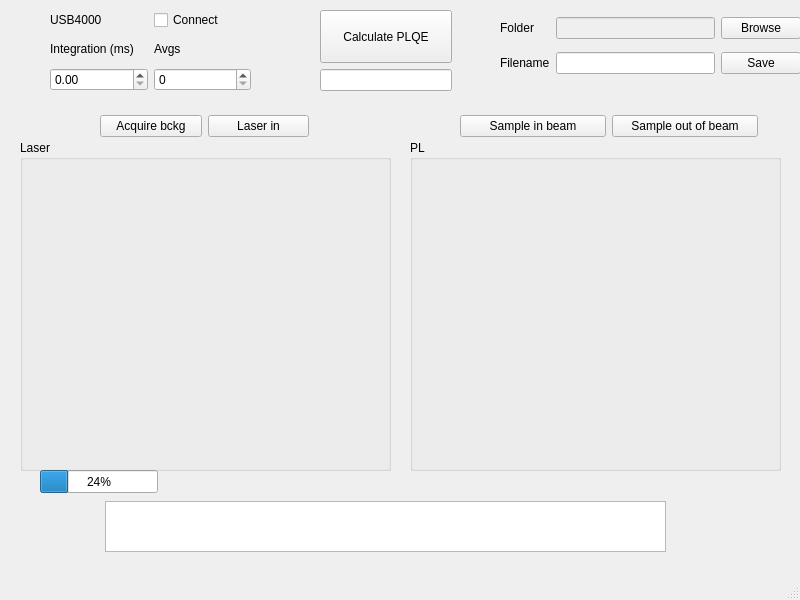
Above: mainwindow.ui from rbrenesh/PLQEApp before the change. Below: the same form after it.
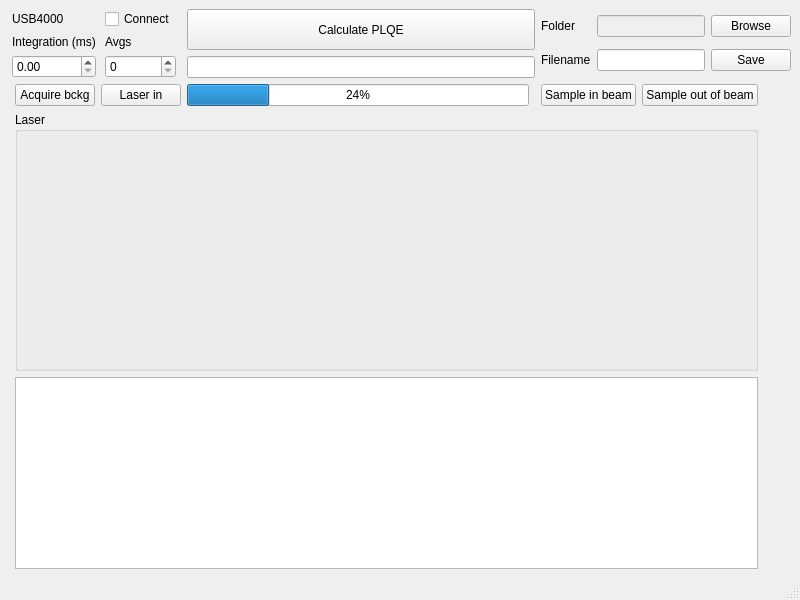
That is the form after the change.

What changed in the file:
```diff
--- a/mainwindow.ui
+++ b/mainwindow.ui
@@ -14,26 +14,23 @@
    <string>MainWindow</string>
   </property>
   <widget class="QWidget" name="centralwidget">
-   <widget class="QTextBrowser" name="debugTextBrowser">
-    <property name="geometry">
-     <rect>
-      <x>105</x>
-      <y>501</y>
-      <width>561</width>
-      <height>51</height>
-     </rect>
-    </property>
-   </widget>
-   <widget class="QWidget" name="layoutWidget">
-    <property name="geometry">
-     <rect>
-      <x>500</x>
-      <y>10</y>
-      <width>301</width>
-      <height>71</height>
-     </rect>
-    </property>
+   <layout class="QGridLayout" name="gridLayout_3">
+    <item row="0" column="4" colspan="2">
     <layout class="QGridLayout" name="gridLayout">
+      <item row="1" column="2">
+       <widget class="QPushButton" name="saveButton">
+        <property name="text">
+         <string>Save</string>
+        </property>
+       </widget>
+      </item>
+      <item row="1" column="0">
+       <widget class="QLabel" name="label_2">
+        <property name="text">
+         <string>Filename</string>
+        </property>
+       </widget>
+      </item>
      <item row="0" column="1">
       <widget class="QLineEdit" name="folderDisplay">
        <property name="enabled">
@@ -47,6 +44,13 @@
        </property>
       </widget>
      </item>
+      <item row="0" column="0">
+       <widget class="QLabel" name="label">
+        <property name="text">
+         <string>Folder</string>
+        </property>
+       </widget>
+      </item>
      <item row="0" column="2">
       <widget class="QPushButton" name="browseButton">
        <property name="text">
@@ -54,83 +58,12 @@
        </property>
       </widget>
      </item>
-     <item row="1" column="2">
-      <widget class="QPushButton" name="saveButton">
-       <property name="text">
-        <string>Save</string>
-       </property>
-      </widget>
-     </item>
-     <item row="0" column="0">
-      <widget class="QLabel" name="label">
-       <property name="text">
-        <string>Folder</string>
-       </property>
-      </widget>
-     </item>
      <item row="1" column="1">
       <widget class="QLineEdit" name="filenameDisplay"/>
      </item>
-     <item row="1" column="0">
-      <widget class="QLabel" name="label_2">
-       <property name="text">
-        <string>Filename</string>
-       </property>
-      </widget>
-     </item>
-    </layout>
-   </widget>
-   <widget class="QProgressBar" name="progressBar">
-    <property name="geometry">
-     <rect>
-      <x>40</x>
-      <y>470</y>
-      <width>118</width>
-      <height>23</height>
-     </rect>
-    </property>
-    <property name="value">
-     <number>24</number>
-    </property>
-    <property name="invertedAppearance">
-     <bool>false</bool>
-    </property>
-   </widget>
-   <widget class="QGroupBox" name="groupBox_LaserPlot">
-    <property name="geometry">
-     <rect>
-      <x>20</x>
-      <y>140</y>
-      <width>371</width>
-      <height>331</height>
-     </rect>
-    </property>
-    <property name="title">
-     <string>Laser</string>
-    </property>
-   </widget>
-   <widget class="QGroupBox" name="groupBox_PLPlot">
-    <property name="geometry">
-     <rect>
-      <x>410</x>
-      <y>140</y>
-      <width>371</width>
-      <height>331</height>
-     </rect>
-    </property>
-    <property name="title">
-     <string>PL</string>
-    </property>
-   </widget>
-   <widget class="QWidget" name="layoutWidget">
-    <property name="geometry">
-     <rect>
-      <x>460</x>
-      <y>110</y>
-      <width>298</width>
-      <height>32</height>
-     </rect>
-    </property>
+     </layout>
+    </item>
+    <item row="1" column="4">
     <layout class="QHBoxLayout" name="horizontalLayout">
      <item>
       <widget class="QPushButton" name="acqINButton">
@@ -147,80 +80,37 @@
       </widget>
      </item>
     </layout>
-   </widget>
-   <widget class="QWidget" name="layoutWidget">
-    <property name="geometry">
-     <rect>
-      <x>100</x>
-      <y>110</y>
-      <width>209</width>
-      <height>32</height>
-     </rect>
-    </property>
-    <layout class="QHBoxLayout" name="horizontalLayout_2">
-     <item>
-      <widget class="QPushButton" name="acqBckgButton">
-       <property name="text">
-        <string>Acquire bckg</string>
-       </property>
-      </widget>
-     </item>
-     <item>
-      <widget class="QPushButton" name="acqLaserButton">
-       <property name="text">
-        <string>Laser in</string>
-       </property>
-      </widget>
-     </item>
-    </layout>
-   </widget>
-   <widget class="QWidget" name="layoutWidget">
-    <property name="geometry">
-     <rect>
-      <x>320</x>
-      <y>10</y>
-      <width>132</width>
-      <height>81</height>
-     </rect>
-    </property>
-    <layout class="QVBoxLayout" name="verticalLayout">
-     <item>
-      <widget class="QPushButton" name="calcPLQEButton">
+    </item>
+    <item row="4" column="1" colspan="4">
+     <widget class="QTextBrowser" name="debugTextBrowser">
        <property name="sizePolicy">
-        <sizepolicy hsizetype="Minimum" vsizetype="Expanding">
+       <sizepolicy hsizetype="Preferred" vsizetype="Fixed">
          <horstretch>0</horstretch>
          <verstretch>0</verstretch>
         </sizepolicy>
        </property>
-       <property name="text">
-        <string>Calculate PLQE</string>
-       </property>
-      </widget>
-     </item>
-     <item>
-      <widget class="QLineEdit" name="PLQEdisplay">
-       <property name="enabled">
-        <bool>true</bool>
-       </property>
-       <property name="readOnly">
-        <bool>true</bool>
+     </widget>
+    </item>
+    <item row="1" column="2">
+     <widget class="QProgressBar" name="progressBar">
+      <property name="value">
+       <number>24</number>
+      </property>
+      <property name="invertedAppearance">
+       <bool>false</bool>
        </property>
       </widget>
      </item>
-    </layout>
-   </widget>
-   <widget class="QWidget" name="layoutWidget">
-    <property name="geometry">
-     <rect>
-      <x>50</x>
-      <y>10</y>
-      <width>201</width>
-      <height>81</height>
-     </rect>
-    </property>
+    <item row="0" column="0" colspan="2">
     <layout class="QGridLayout" name="gridLayout_2">
      <item row="1" column="0">
       <widget class="QLabel" name="label_3">
+        <property name="sizePolicy">
+         <sizepolicy hsizetype="Fixed" vsizetype="Fixed">
+          <horstretch>0</horstretch>
+          <verstretch>0</verstretch>
+         </sizepolicy>
+        </property>
        <property name="text">
         <string>Integration (ms)</string>
        </property>
@@ -230,10 +120,23 @@
       <widget class="QSpinBox" name="avgsSpinBox"/>
      </item>
      <item row="2" column="0">
-      <widget class="QDoubleSpinBox" name="intSpinBox"/>
+       <widget class="QDoubleSpinBox" name="intSpinBox">
+        <property name="sizePolicy">
+         <sizepolicy hsizetype="Minimum" vsizetype="Fixed">
+          <horstretch>0</horstretch>
+          <verstretch>0</verstretch>
+         </sizepolicy>
+        </property>
+       </widget>
      </item>
      <item row="1" column="1">
       <widget class="QLabel" name="label_4">
+        <property name="sizePolicy">
+         <sizepolicy hsizetype="Fixed" vsizetype="Fixed">
+          <horstretch>0</horstretch>
+          <verstretch>0</verstretch>
+         </sizepolicy>
+        </property>
        <property name="text">
         <string>Avgs</string>
        </property>
@@ -241,6 +144,12 @@
      </item>
      <item row="0" column="0">
       <widget class="QLabel" name="label_5">
+        <property name="sizePolicy">
+         <sizepolicy hsizetype="Fixed" vsizetype="Fixed">
+          <horstretch>0</horstretch>
+          <verstretch>0</verstretch>
+         </sizepolicy>
+        </property>
        <property name="text">
         <string>USB4000</string>
        </property>
@@ -251,6 +160,12 @@
        <property name="enabled">
         <bool>true</bool>
        </property>
+        <property name="sizePolicy">
+         <sizepolicy hsizetype="Fixed" vsizetype="Fixed">
+          <horstretch>0</horstretch>
+          <verstretch>0</verstretch>
+         </sizepolicy>
+        </property>
        <property name="text">
         <string>Connect</string>
        </property>
@@ -263,7 +178,67 @@
       </widget>
      </item>
     </layout>
-   </widget>
+    </item>
+    <item row="1" column="1">
+     <layout class="QHBoxLayout" name="horizontalLayout_2">
+      <item>
+       <widget class="QPushButton" name="acqBckgButton">
+        <property name="text">
+         <string>Acquire bckg</string>
+        </property>
+       </widget>
+      </item>
+      <item>
+       <widget class="QPushButton" name="acqLaserButton">
+        <property name="text">
+         <string>Laser in</string>
+        </property>
+       </widget>
+      </item>
+     </layout>
+    </item>
+    <item row="0" column="2" colspan="2">
+     <layout class="QVBoxLayout" name="verticalLayout">
+      <item>
+       <widget class="QPushButton" name="calcPLQEButton">
+        <property name="sizePolicy">
+         <sizepolicy hsizetype="Minimum" vsizetype="Preferred">
+          <horstretch>0</horstretch>
+          <verstretch>0</verstretch>
+         </sizepolicy>
+        </property>
+        <property name="text">
+         <string>Calculate PLQE</string>
+        </property>
+       </widget>
+      </item>
+      <item>
+       <widget class="QLineEdit" name="PLQEdisplay">
+        <property name="enabled">
+         <bool>true</bool>
+        </property>
+        <property name="readOnly">
+         <bool>true</bool>
+        </property>
+       </widget>
+      </item>
+     </layout>
+    </item>
+    <item row="3" column="1" colspan="4">
+     <widget class="QGroupBox" name="groupBox_LaserPlot">
+      <property name="sizePolicy">
+       <sizepolicy hsizetype="Expanding" vsizetype="Expanding">
+        <horstretch>0</horstretch>
+        <verstretch>0</verstretch>
+       </sizepolicy>
+      </property>
+      <property name="title">
+       <string>Laser</string>
+      </property>
+      <layout class="QHBoxLayout" name="horizontalLayout_6"/>
+     </widget>
+    </item>
+   </layout>
   </widget>
   <widget class="QMenuBar" name="menubar">
    <property name="geometry">
```
Lines whose indentation alone changed are shown as unchanged.
